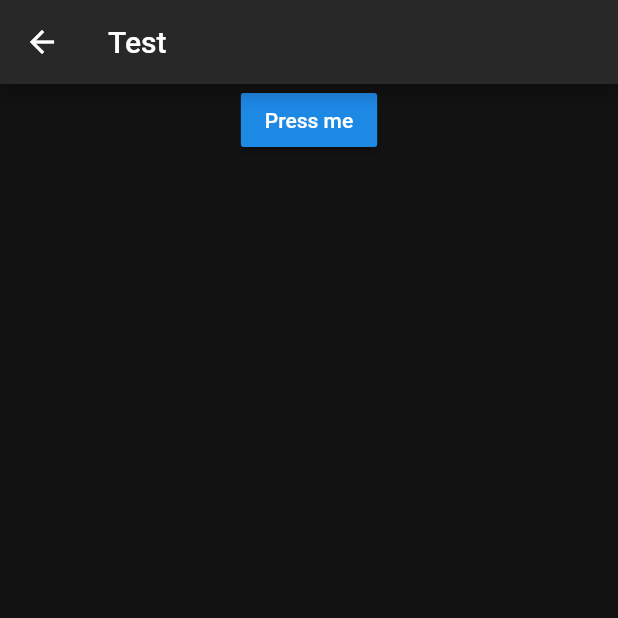
After one commit to Foodload/foodload_flutter, a Flutter app: the TestScreen screen opened by its route, on a phone screen of 412 x 824 dp, the top half of it. The commit adds this screen. Run offline on Flutter 3.47's test engine with Material 2 defaults, Android fonts, the phone set to English and light mode, and no system bars; our stand-ins replace bloc, equatable, firebase_auth, flutter_bloc, google_sign_in, rxdart; missing offline and left inert: barcode_scan; accounts and stored records are empty.

Commit message:
added test screen to test rest api

```diff
--- a/lib/foodload_app.dart
+++ b/lib/foodload_app.dart
@@ -12,6 +12,7 @@ import 'package:foodload_flutter/ui/screens/landing_screen.dart';
 import 'package:foodload_flutter/ui/screens/loading_screen.dart';
 import 'package:foodload_flutter/ui/screens/login_screen.dart';
 import 'package:foodload_flutter/ui/screens/storage_overview_screen.dart';
+import 'package:foodload_flutter/ui/screens/test_screen.dart';
 
 class FoodLoadApp extends StatelessWidget {
   const FoodLoadApp();
@@ -47,6 +48,7 @@ class FoodLoadApp extends StatelessWidget {
             ),
         AddItemScreen.routeName: (ctx) => AddItemScreen(),
         ItemDetailScreen.routeName: (ctx) => ItemDetailScreen(),
+        TestScreen.routeName: (ctx) => TestScreen(),
       },
     );
   }
--- /dev/null
+++ b/lib/ui/screens/test_screen.dart
@@ -0,0 +1,49 @@
+import 'package:flutter/material.dart';
+import 'package:flutter_bloc/flutter_bloc.dart';
+import 'package:foodload_flutter/data/repositories/item_repository.dart';
+import 'package:foodload_flutter/data/repositories/user_repository.dart';
+
+class TestScreen extends StatefulWidget {
+  static const routeName = '/test-screen';
+
+  TestScreen();
+
+  @override
+  _TestScreenState createState() => _TestScreenState();
+}
+
+class _TestScreenState extends State<TestScreen> {
+  UserRepository userRepo;
+  ItemRepository itemRepo;
+
+  @override
+  void initState() {
+    super.initState();
+    userRepo = RepositoryProvider.of<UserRepository>(context);
+    itemRepo = RepositoryProvider.of<ItemRepository>(context);
+  }
+
+  void test() async {
+    //TODO: Test directly with userRepo and ItemRepo and maybe print out result etc
+    print('test');
+  }
+
+  @override
+  Widget build(BuildContext context) {
+    return Scaffold(
+      appBar: AppBar(
+        title: Text('Test'),
+      ),
+      body: Center(
+        child: Column(
+          children: <Widget>[
+            RaisedButton(
+              child: Text('Press me'),
+              onPressed: test,
+            ),
+          ],
+        ),
+      ),
+    );
+  }
+}
```
Also changed, not shown: lib/ui/screens/landing_screen.dart (+13 -3 lines).
